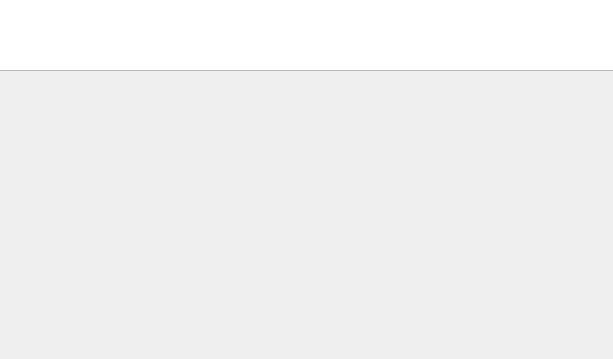
This is mainwindow.ui in shinytang6/Sniffer as Qt 5 draws it before an edit; both pictures show x 420 to 1033 and y 327 to 686 of the 1304 by 686 pixel window. The edited form follows.
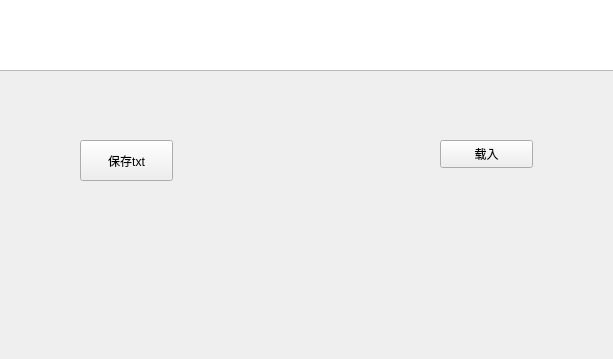
This is the edited form.

Commit message: add load file function

```diff
--- a/mainwindow.ui
+++ b/mainwindow.ui
@@ -96,6 +96,32 @@
      <string>过滤器</string>
     </property>
    </widget>
+   <widget class="QPushButton" name="saveData">
+    <property name="geometry">
+     <rect>
+      <x>500</x>
+      <y>450</y>
+      <width>93</width>
+      <height>41</height>
+     </rect>
+    </property>
+    <property name="text">
+     <string>保存txt</string>
+    </property>
+   </widget>
+   <widget class="QPushButton" name="loadFile">
+    <property name="geometry">
+     <rect>
+      <x>860</x>
+      <y>450</y>
+      <width>93</width>
+      <height>28</height>
+     </rect>
+    </property>
+    <property name="text">
+     <string>载入</string>
+    </property>
+   </widget>
   </widget>
   <widget class="QMenuBar" name="menuBar">
    <property name="geometry">
```
The commit also changes 7 other files.
